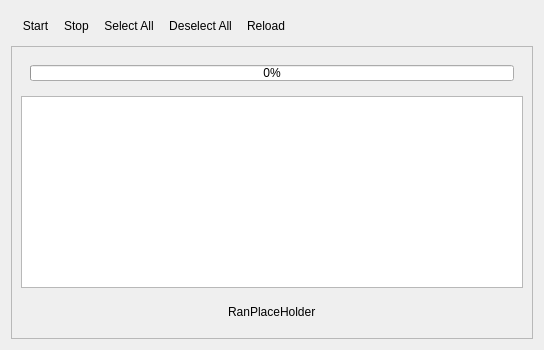
This is internal/runnerwindow.ui in KDE/veritas as Qt 5 draws it before an edit. The edited form follows.
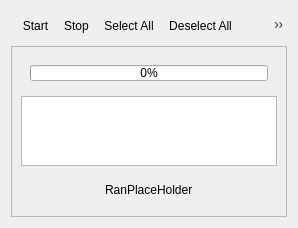
This is the edited form. Icons and pictures are not drawn. Custom widgets are drawn as their Qt base class.

Commit message: Enable root decorations and expander arrows, similar to the ones in the Projects toolview.

Patch:
```diff
--- a/internal/runnerwindow.ui
+++ b/internal/runnerwindow.ui
@@ -1,14 +1,12 @@
 <ui version="4.0" >
  <class>RunnerWindow</class>
- <widget class="QWidget" name="RunnerWindow" >
-  <property name="geometry" >
+ <widget class="QWidget" name="RunnerWindow">
+  <property name="geometry">
    <rect>
     <x>0</x>
     <y>0</y>
-    <!--<width>574</width>
-    <height>581</height> -->
-    <width>0</width>
-    <height>0</height>
+    <width>278</width>
+    <height>175</height>
    </rect>
   </property>
   <property name="windowTitle" >
@@ -27,11 +25,11 @@
      <property name="orientation" >
       <enum>Qt::Horizontal</enum>
      </property>
-     <addaction name="actionStart" />
-     <addaction name="actionStop" />
-     <addaction name="actionSelectAll" />
-     <addaction name="actionUnselectAll" />
-     <addaction name="actionReload" />
+     <addaction name="actionStart"/>
+     <addaction name="actionStop"/>
+     <addaction name="actionSelectAll"/>
+     <addaction name="actionUnselectAll"/>
+     <addaction name="actionReload"/>
     </widget>
    </item>
    <item>
@@ -109,11 +107,11 @@
         <property name="selectionMode" >
          <enum>QAbstractItemView::SingleSelection</enum>
         </property>
-        <property name="indentation" >
-         <number>15</number>
+        <property name="indentation">
+         <number>10</number>
         </property>
-        <property name="rootIsDecorated" >
-         <bool>false</bool>
+        <property name="uniformRowHeights">
+         <bool>true</bool>
         </property>
         <property name="wordWrap" >
          <bool>false</bool>
```
Left out of the diff: 127 changed lines with no effect on the pictures. The commit also changes 2 other files.
